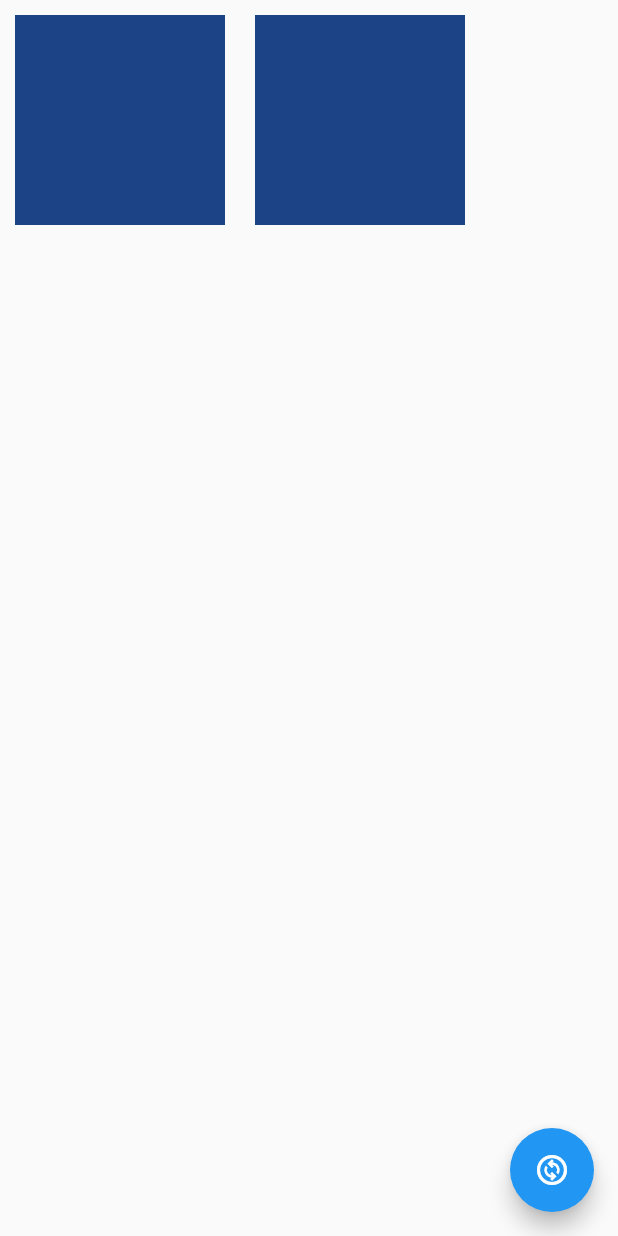
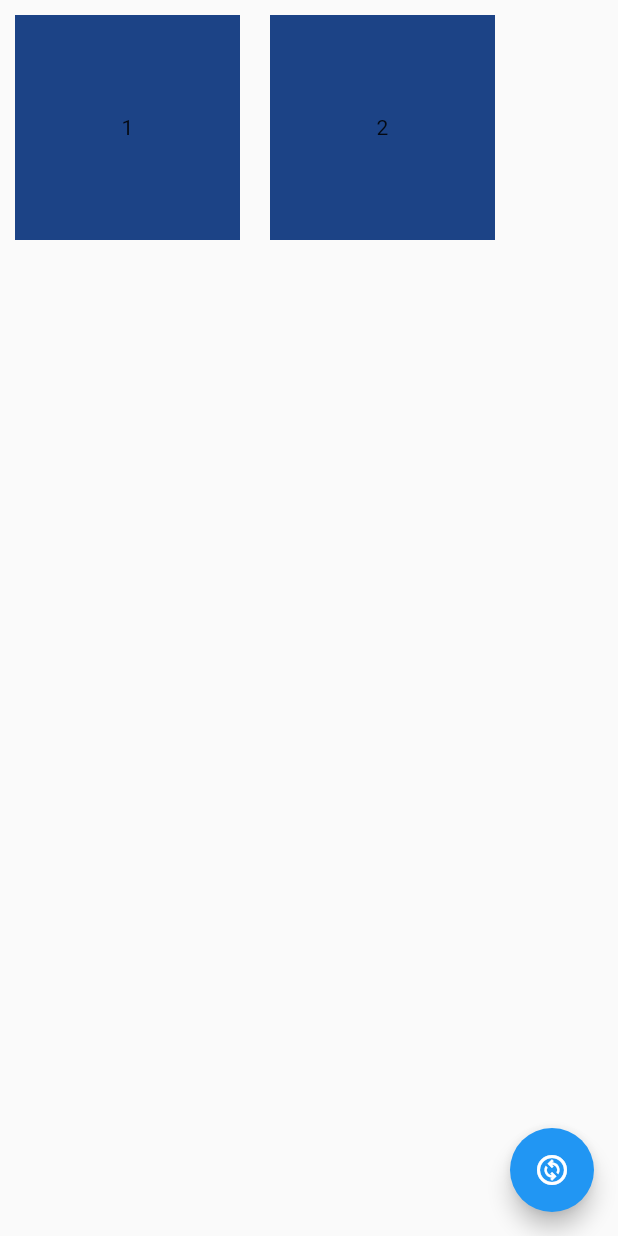
Before and after one commit to Mohit-Gajjar/articuno_flutter_task, a Flutter app: the screen it shows after launch, on a phone screen of 412 x 824 dp. Run offline on Flutter 3.47's test engine with Material 2 defaults, Android fonts, the phone set to English and light mode, and no system bars.

Commit message:
Solution of Question 2

```diff
--- a/lib/Constants/constants.dart
+++ /dev/null
@@ -1,4 +0,0 @@
-import 'package:flutter/material.dart';
-
-Color backgroundColor1 = Colors.white;
-Color backgroundColor2 = Colors.white;
--- a/lib/main.dart
+++ b/lib/main.dart
@@ -20,7 +20,8 @@ class MyApp extends StatelessWidget {
 }
 
 class StatefulColorfulTile extends StatefulWidget {
-  const StatefulColorfulTile({Key? key}) : super(key: key);
+  final String text;
+  const StatefulColorfulTile({Key? key, required this.text}) : super(key: key);
 
   @override
   State<StatefulColorfulTile> createState() => _StatefulColorfulTileState();
@@ -28,7 +29,6 @@ class StatefulColorfulTile extends StatefulWidget {
 
 class _StatefulColorfulTileState extends State<StatefulColorfulTile> {
   Color? myColor;
-
   @override
   void initState() {
     myColor = Color(
@@ -36,18 +36,19 @@ class _StatefulColorfulTileState extends State<StatefulColorfulTile> {
     ).withOpacity(
       1.0,
     );
-
+    setState(() {});
     super.initState();
   }
 
   @override
   Widget build(BuildContext context) {
     return Container(
-      color: myColor,
-      child: const Padding(
-        padding: EdgeInsets.all(70.0),
-      ),
-    );
+        height: 150,
+        width: 150,
+        color: myColor,
+        child: Center(
+          child: Text(widget.text),
+        ));
   }
 }
 
@@ -59,14 +60,23 @@ class HomeScreen extends StatefulWidget {
 }
 
 class _HomeScreenState extends State<HomeScreen> {
-  final containers = [
+  // We have to use keys in the stateful widgets when we are shuffling the widget in a tree, when we are not using keys then the widget won't rebuilt but it changes the updates in a stateful widget, state remains same when are not using the keys.
+  // in this case example if we dont use the keys then only the text is changing, means flutter is updating the changes not rebuilding the whole widget.
+  // when we use keys it rebuilds the widget in widget esspecially when we are shuffling the widgets it uses key to identify the widget hence it does not use the state of same other widget.
+  List<Widget> containers = [
     const Padding(
       padding: EdgeInsets.all(10),
-      child: StatefulColorfulTile(),
+      child: StatefulColorfulTile(
+        text: '1',
+        key: GlobalObjectKey(0),
+      ),
     ),
     const Padding(
       padding: EdgeInsets.all(10),
-      child: StatefulColorfulTile(),
+      child: StatefulColorfulTile(
+        text: '2',
+        key: GlobalObjectKey(1),
+      ),
     )
   ];
 
```
Also changed, not shown: lib/Screens/home.dart (deleted, +0 -44 lines), lib/Widgets/containers.dart (deleted, +0 -63 lines), lib/Widgets/methods.dart (deleted, +0 -16 lines).
